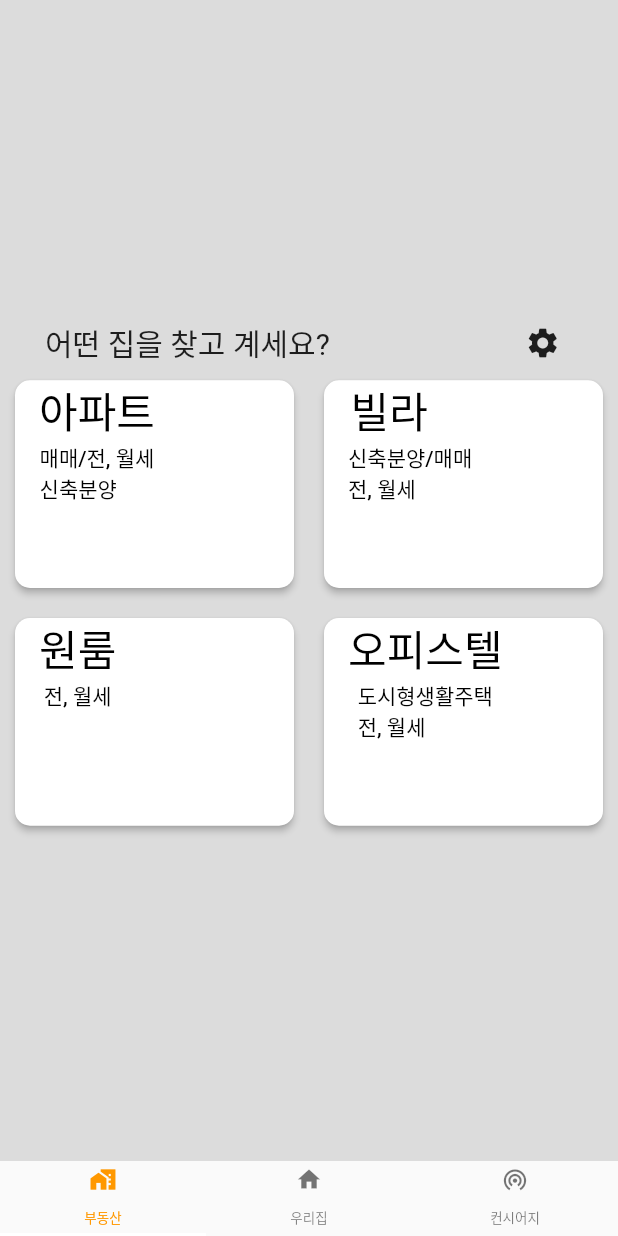
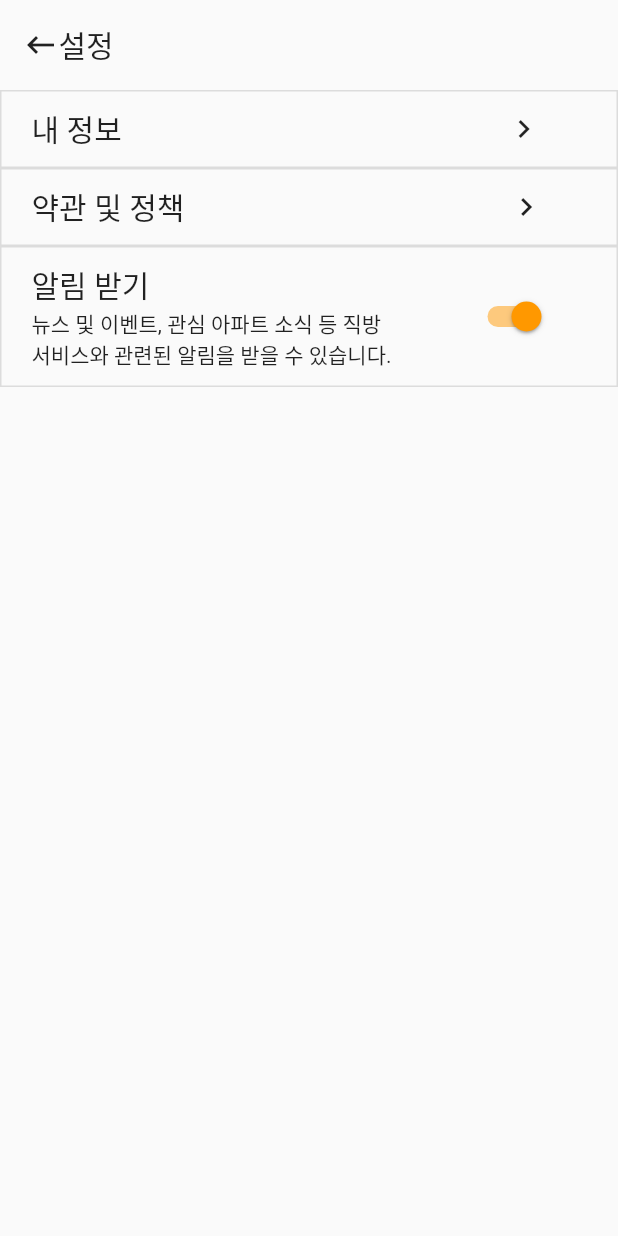
Before and after one commit to HanBI24/JikBang_Refactoring, a Flutter app: the screen it shows after launch, after a tap on the "settings" icon, on a phone screen of 412 x 824 dp. Run offline on Flutter 3.47's test engine with Material 2 defaults, Android fonts, the phone set to English and light mode, and no system bars.

Commit message:
Add setting screen

```diff
--- a/lib/screen/main/estate_screen.dart
+++ b/lib/screen/main/estate_screen.dart
@@ -2,6 +2,7 @@ import 'package:flutter/cupertino.dart';
 import 'package:flutter/material.dart';
 import 'package:jikbang_refactoring/screen/filterlist/filterlist_screen.dart';
 import 'package:jikbang_refactoring/screen/second/second_screen.dart';
+import 'package:jikbang_refactoring/screen/settings/setting_screen.dart';
 
 class RealEstate extends StatelessWidget {
   @override
@@ -31,12 +32,14 @@ class RealEstate extends StatelessWidget {
                         GestureDetector(
                           child: Icon(Icons.settings),
                           onTap: () {
-
+                            Navigator.push(
+                                context,
+                                MaterialPageRoute(
+                                    builder: (context) => SettingScreen()));
                           },
                         )
                       ],
-                    )
-                  )
+                    ))
               ],
             ),
           ),
@@ -54,23 +57,21 @@ class RealEstate extends StatelessWidget {
                       style: ElevatedButton.styleFrom(
                           primary: Colors.white,
                           onPrimary: Colors.black,
-                            shape: const RoundedRectangleBorder(borderRadius: BorderRadius.all(Radius.circular(10)))
-                        ),
+                          shape: const RoundedRectangleBorder(
+                              borderRadius:
+                                  BorderRadius.all(Radius.circular(10)))),
                       child: Row(
                         mainAxisAlignment: MainAxisAlignment.start,
                         children: <Widget>[
                           Column(
                             children: <Widget>[
-                                Text(
-                                    '아파트',
-                                    style: TextStyle(fontSize: 28)
-                                ),
+                              Text('아파트', style: TextStyle(fontSize: 28)),
                               Text('매매/전, 월세\n신축분양')
                             ],
                           ),
                         ],
                       ),
-                        onPressed: (){},
+                      onPressed: () {},
                     ),
                   ),
                   Container(
@@ -80,23 +81,21 @@ class RealEstate extends StatelessWidget {
                           alignment: Alignment.centerLeft,
                           primary: Colors.white,
                           onPrimary: Colors.black,
-                            shape: const RoundedRectangleBorder(borderRadius: BorderRadius.all(Radius.circular(10)))
-                        ),
+                          shape: const RoundedRectangleBorder(
+                              borderRadius:
+                                  BorderRadius.all(Radius.circular(10)))),
                       child: Row(
                         mainAxisAlignment: MainAxisAlignment.start,
                         children: <Widget>[
                           Column(
                             children: <Widget>[
-                                Text(
-                                    '빌라    ',
-                                    style: TextStyle(fontSize: 28)
-                                ),
+                              Text('빌라    ', style: TextStyle(fontSize: 28)),
                               Text('신축분양/매매\n전, 월세')
                             ],
                           ),
                         ],
                       ),
-                        onPressed: (){},
+                      onPressed: () {},
                     ),
                   ),
                   Container(
@@ -105,27 +104,25 @@ class RealEstate extends StatelessWidget {
                       style: ElevatedButton.styleFrom(
                           primary: Colors.white,
                           onPrimary: Colors.black,
-                            shape: const RoundedRectangleBorder(borderRadius: BorderRadius.all(Radius.circular(10)))
-                        ),
+                          shape: const RoundedRectangleBorder(
+                              borderRadius:
+                                  BorderRadius.all(Radius.circular(10)))),
                       child: Row(
                         mainAxisAlignment: MainAxisAlignment.start,
                         children: <Widget>[
                           Column(
                             children: <Widget>[
-                                Text(
-                                    '원룸',
-                                    style: TextStyle(fontSize: 28)
-                                ),
+                              Text('원룸', style: TextStyle(fontSize: 28)),
                               Text('전, 월세'),
                             ],
                           ),
                         ],
                       ),
-                        onPressed: (){
+                      onPressed: () {
                         Navigator.push(
                             context,
-                            MaterialPageRoute(builder: (context) => SecondScreen())
-                          );
+                            MaterialPageRoute(
+                                builder: (context) => SecondScreen()));
                       },
                     ),
                   ),
@@ -135,23 +132,21 @@ class RealEstate extends StatelessWidget {
                       style: ElevatedButton.styleFrom(
                           primary: Colors.white,
                           onPrimary: Colors.black,
-                            shape: const RoundedRectangleBorder(borderRadius: BorderRadius.all(Radius.circular(10)))
-                        ),
+                          shape: const RoundedRectangleBorder(
+                              borderRadius:
+                                  BorderRadius.all(Radius.circular(10)))),
                       child: Row(
                         mainAxisAlignment: MainAxisAlignment.start,
                         children: <Widget>[
                           Column(
                             children: <Widget>[
-                                Text(
-                                    '오피스텔',
-                                    style: TextStyle(fontSize: 28)
-                                ),
+                              Text('오피스텔', style: TextStyle(fontSize: 28)),
                               Text('도시형생활주택\n전, 월세')
                             ],
                           ),
                         ],
                       ),
-                        onPressed: (){},
+                      onPressed: () {},
                     ),
                   ),
                 ],
@@ -159,8 +154,7 @@ class RealEstate extends StatelessWidget {
             ],
           )
         ],
-        )
-      ),
+      )),
     );
   }
 }
--- /dev/null
+++ b/lib/screen/settings/setting_screen.dart
@@ -0,0 +1,109 @@
+import 'package:flutter/cupertino.dart';
+import 'package:flutter/material.dart';
+
+class SettingScreen extends StatefulWidget {
+  @override
+  _SettingScreen createState() => _SettingScreen();
+
+}
+
+class _SettingScreen extends State<SettingScreen> {
+  bool isSwitched = true;
+
+  @override
+  Widget build(BuildContext context) {
+    return Scaffold(
+      body: SafeArea(
+          child: Column(
+        children: <Widget>[
+          Container(
+            padding: const EdgeInsets.all(15.0),
+            child: Row(
+              children: <Widget>[
+                Icon(Icons.keyboard_backspace),
+                Text(
+                  '설정',
+                  style: TextStyle(fontSize: 20),
+                ),
+              ],
+            ),
+          ),
+          Container(
+            decoration: BoxDecoration(border: Border.all(color: Colors.black12)),
+            padding: const EdgeInsets.fromLTRB(20, 10, 10, 10),
+            child: Row(
+              children: <Widget>[
+                Text(
+                  '내 정보',
+                  style: TextStyle(fontSize: 20),
+                ),
+                Container(
+                    width: 280,
+                    child: Row(
+                      mainAxisAlignment: MainAxisAlignment.end,
+                      children: <Widget>[Icon(Icons.chevron_right)],
+                    ))
+              ],
+            ),
+          ),
+          Container(
+            decoration: BoxDecoration(border: Border.all(color: Colors.black12)),
+            padding: const EdgeInsets.fromLTRB(20, 10, 10, 10),
+            child: Row(
+              children: <Widget>[
+                Text(
+                  '약관 및 정책',
+                  style: TextStyle(fontSize: 20),
+                ),
+                Container(
+                    width: 240,
+                    child: Row(
+                      mainAxisAlignment: MainAxisAlignment.end,
+                      children: <Widget>[Icon(Icons.chevron_right)],
+                    ))
+              ],
+            ),
+          ),
+          Container(
+            decoration: BoxDecoration(border: Border.all(color: Colors.black12)),
+            padding: const EdgeInsets.fromLTRB(20, 10, 10, 10),
+            child: Row(
+              children: <Widget>[
+                Column(
+                  children: <Widget>[
+                    Container(
+                      width: 240,
+                      child: Align(
+                        alignment: Alignment.centerLeft,
+                        child: Text(
+                          '알림 받기',
+                          style: TextStyle(fontSize: 20),
+                        ),
+                      ),
+                    ),
+                    Text('뉴스 및 이벤트, 관심 아파트 소식 등 직방\n서비스와 관련된 알림을 받을 수 있습니다.')
+                  ],
+                ),
+                Container(
+                  width: 110,
+                    child: Row(
+                      mainAxisAlignment: MainAxisAlignment.end,
+                      children: <Widget>[
+                        Switch(value: isSwitched, onChanged: (value) {
+                          setState(() {
+                            isSwitched = value;
+                          });
+                        },
+                        activeColor: Colors.orange,
+                        )
+                      ],
+                    )
+                )
+              ],
+            ),
+          )
+        ],
+      )),
+    );
+  }
+}
```
Lines whose indentation alone changed are shown as unchanged.
